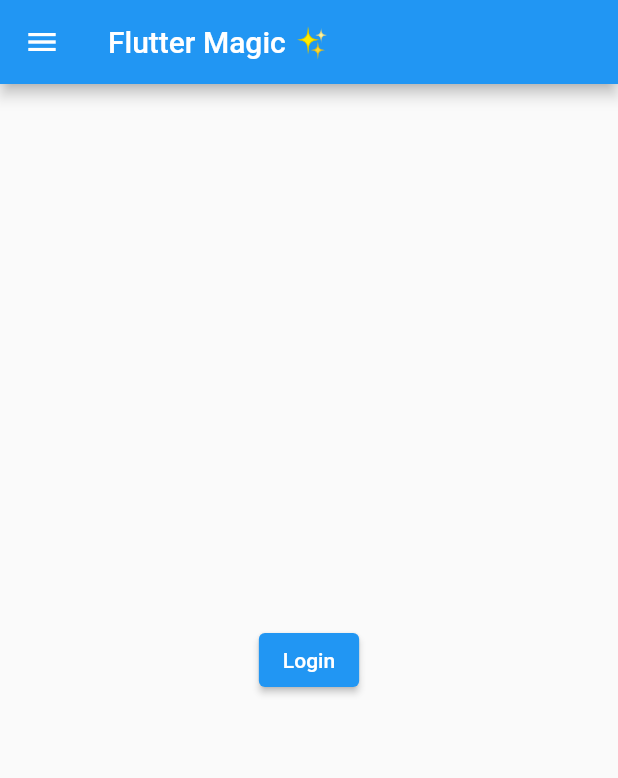
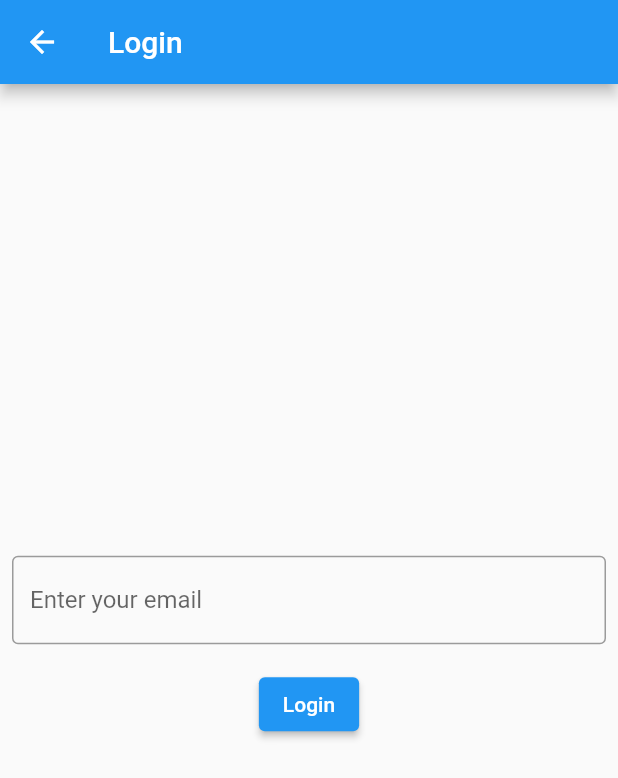
Before and after one commit to harshil1712/flutter-magic-sample, a Flutter app: the screen it shows after launch, after a tap on "Login", on a phone screen of 412 x 824 dp. Shown: the top 778 px of the screen. Run offline on Flutter 3.47's test engine with Material 2 defaults, Android fonts, the phone set to English and light mode, and no system bars.

Commit message:
✨ Add Login route and navigation

```diff
--- /dev/null
+++ b/lib/login.dart
@@ -0,0 +1,62 @@
+import 'package:flutter/material.dart';
+
+class LoginPage extends StatefulWidget {
+  const LoginPage({Key? key}) : super(key: key);
+
+  @override
+  _LoginPageState createState() => _LoginPageState();
+}
+
+class _LoginPageState extends State<LoginPage> {
+  final GlobalKey<FormState> _formKey = GlobalKey<FormState>();
+  final TextEditingController _emailController = TextEditingController();
+
+  @override
+  Widget build(BuildContext context) {
+    return Scaffold(
+      appBar: AppBar(
+        title: const Text('Login'),
+      ),
+      body: Column(
+        mainAxisAlignment: MainAxisAlignment.center,
+        children: [
+          Form(
+            key: _formKey,
+            child: Column(
+              children: [
+                Padding(
+                  padding: const EdgeInsets.symmetric(horizontal: 8.0),
+                  child: TextFormField(
+                    decoration: const InputDecoration(
+                        hintText: 'Enter your email',
+                        border: OutlineInputBorder()),
+                    validator: (String? value) {
+                      if (value == null || value.isEmpty) {
+                        return 'Please enter an email address';
+                      }
+                      return null;
+                    },
+                    controller: _emailController,
+                  ),
+                ),
+                Padding(
+                  padding: const EdgeInsets.symmetric(vertical: 16.0),
+                  child: ElevatedButton(
+                    onPressed: () {
+                      if (_formKey.currentState!.validate()) {
+                        debugPrint('Email: ${_emailController.text}');
+                        ScaffoldMessenger.of(context).showSnackBar(
+                            const SnackBar(content: Text('Check you email')));
+                      }
+                    },
+                    child: const Text('Login'),
+                  ),
+                )
+              ],
+            ),
+          )
+        ],
+      ),
+    );
+  }
+}
--- a/lib/main.dart
+++ b/lib/main.dart
@@ -1,4 +1,5 @@
 import 'package:flutter/material.dart';
+import 'package:flutter_magic_sample/login.dart';
 
 void main() {
   runApp(const MyApp());
@@ -35,7 +36,14 @@ class HomePage extends StatelessWidget {
         child: Column(
           mainAxisAlignment: MainAxisAlignment.center,
           children: <Widget>[
-            ElevatedButton(onPressed: () {}, child: Text('Login'))
+            ElevatedButton(
+                onPressed: () {
+                  Navigator.push(
+                    context,
+                    MaterialPageRoute(builder: (context) => const LoginPage()),
+                  );
+                },
+                child: const Text('Login'))
           ],
         ),
       ),
```
